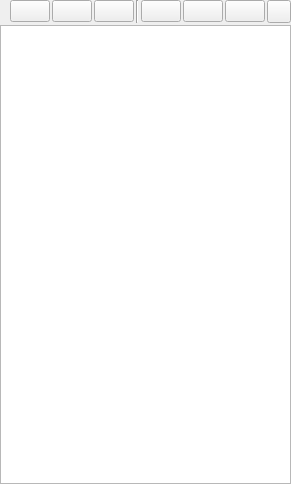
Above: resources/ui/dockers/projects.ui from prymatex/prymatex before the change. Below: the same form after it.
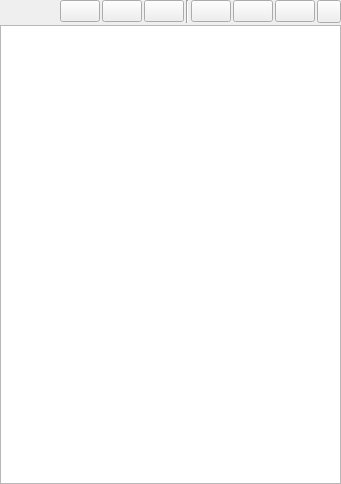
That is the form after the change. Icons and pictures are not drawn.

The edit to the form file:
```diff
--- a/resources/ui/dockers/projects.ui
+++ b/resources/ui/dockers/projects.ui
@@ -6,7 +6,7 @@
    <rect>
     <x>0</x>
     <y>0</y>
-    <width>291</width>
+    <width>341</width>
     <height>484</height>
    </rect>
   </property>
```
Left out of the diff: 245 changed lines with no effect on the pictures.
